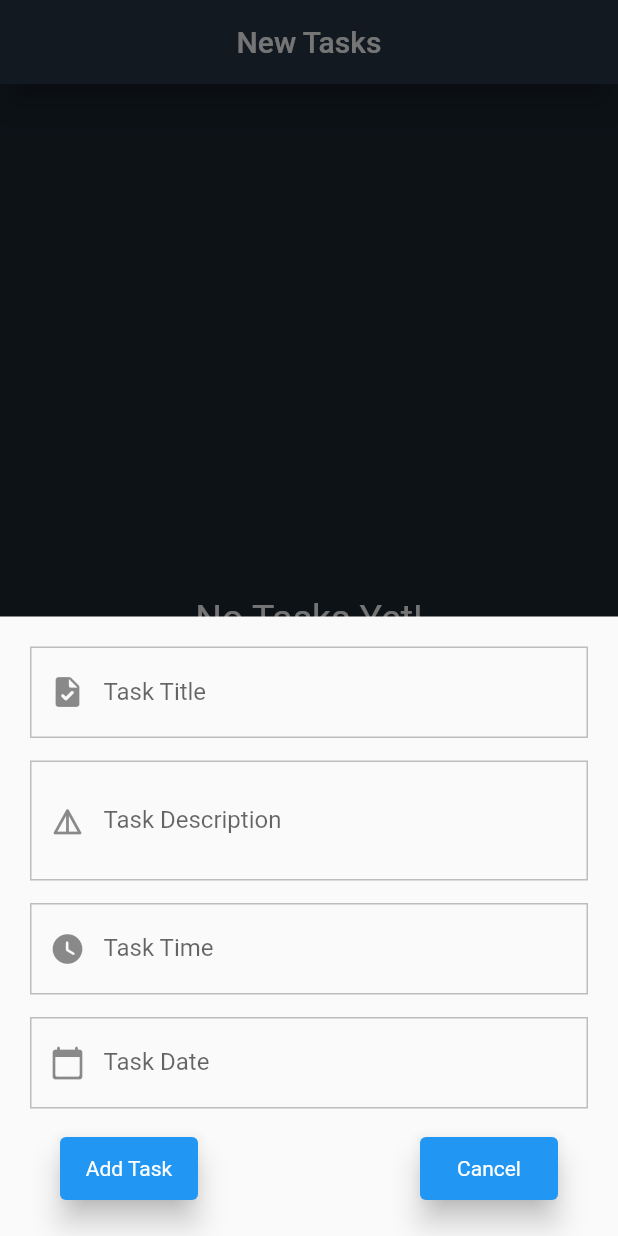
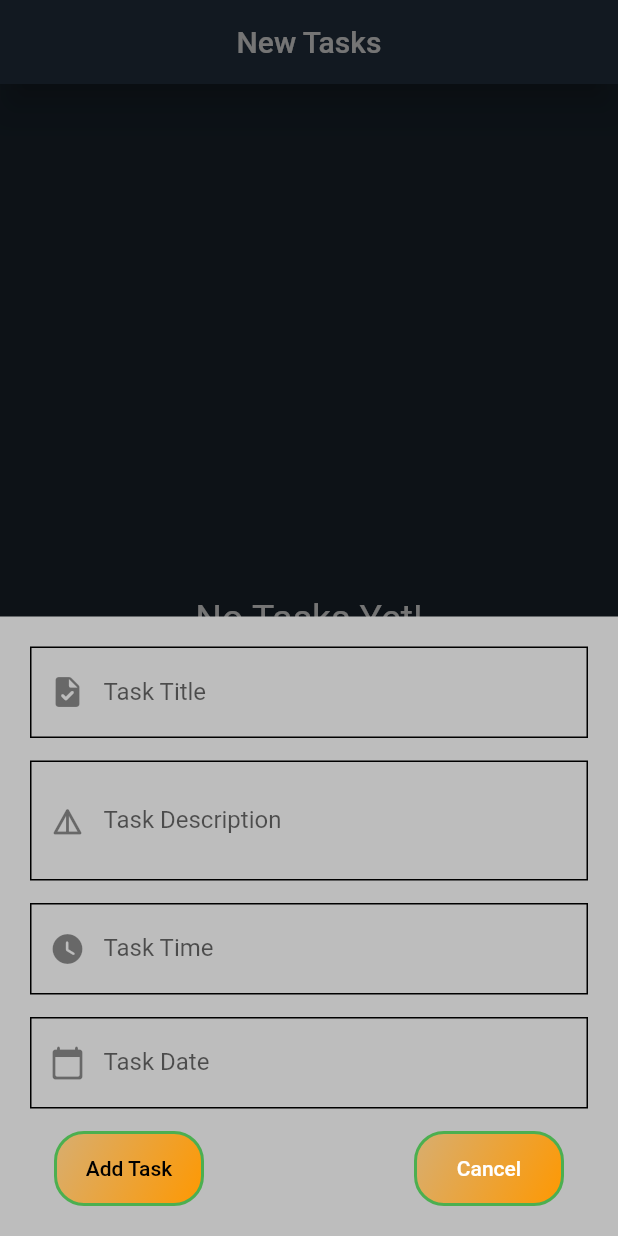
Before and after one commit to AliAymanMohammed/To-Do-App, a Flutter app: the screen it shows after launch, after a tap on the "add" icon, on a phone screen of 412 x 824 dp. Run offline on Flutter 3.47's test engine with Material 2 defaults, Android fonts, the phone set to English and light mode, and no system bars; our stand-ins replace bloc, flutter_bloc, flutter_local_notifications, sqflite, timezone; accounts and stored records are empty.

Commit message:
To Do Application

```diff
--- a/lib/screens/home_screen.dart
+++ b/lib/screens/home_screen.dart
@@ -57,7 +57,7 @@ class _HomeScreenState extends State<HomeScreen> {
                           children: [
                             Container(
                               decoration: BoxDecoration(
-                                border: Border.all(color: Colors.grey[400]),
+                                border: Border.all(color: Colors.black),
                               ),
                               child: TextFormField(
                                 decoration: const InputDecoration(
@@ -73,7 +73,7 @@ class _HomeScreenState extends State<HomeScreen> {
                             const SizedBox(height: 15,),
                             Container(
                               decoration: BoxDecoration(
-                                border: Border.all(color: Colors.grey[400]),
+                                border: Border.all(color: Colors.black),
                               ),
                               child: TextFormField(
                                 decoration: const InputDecoration(
@@ -90,7 +90,7 @@ class _HomeScreenState extends State<HomeScreen> {
                             const SizedBox(height: 15,),
                             Container(
                               decoration: BoxDecoration(
-                                border: Border.all(color: Colors.grey[400]),
+                                border: Border.all(color: Colors.black),
                               ),
                               child: TextFormField(
                                 decoration: const InputDecoration(
@@ -111,7 +111,7 @@ class _HomeScreenState extends State<HomeScreen> {
                             const SizedBox(height: 15,),
                             Container(
                               decoration: BoxDecoration(
-                                border: Border.all(color: Colors.grey[400]),
+                                border: Border.all(color: Colors.black),
                               ),
                               child: TextFormField(
                                 decoration: const InputDecoration(
@@ -134,7 +134,8 @@ class _HomeScreenState extends State<HomeScreen> {
                             Row(
                               mainAxisAlignment: MainAxisAlignment.spaceBetween,
                               children: [
-                                FlatButton(onPressed: (){
+                                FlatButton(
+                                  onPressed: (){
                                   cubitListener.insertToDatabase(
                                       title: taskTitleController.text,
                                       description:taskDescriptionController.text ,
@@ -157,38 +158,55 @@ class _HomeScreenState extends State<HomeScreen> {
                                     taskDateController.clear();
                                     Navigator.of(context).pop();
                                   });
-
-                                }, child: const SizedBox(
+                                }, child: Container(
                                   height: 50,
                                   width: 100,
-                                  child:Card(
-                                    child:
-                                    Center(
+                                  decoration: BoxDecoration(
+                                    border: Border.all(color: Colors.green, width: 2),
+                                    borderRadius: BorderRadius.circular(20),
+                                    gradient:  LinearGradient(
+                                      colors:[
+                                        Colors.orange.withOpacity(0.4),
+                                        Colors.orange,
+                                      ],
+                                      begin: Alignment.topLeft,
+                                      end: Alignment.bottomRight,
+                                    )
+                                  ),
+                                  child: const Center(
                                     child:
                                     Text(
                                       'Add Task',
                                       style: TextStyle(
-                                            color: Colors.white
+                                          color: Colors.black,
                                       ),
                                     ),
-                                    ),
-                                    elevation: 8,
-                                    color: Colors.blue,)
-                                  ,)
+                                  )
+                                  ,),
                                 ),
                                 FlatButton(
                                     onPressed: (){
-                                      taskTitleController.text = '';
-                                      taskDescriptionController.text = '';
-                                      taskTimeController.text = '';
-                                      taskDateController.text = '';
+                                      taskTitleController.clear();
+                                      taskDescriptionController.clear();
+                                      taskTimeController.clear();
+                                      taskDateController.clear();
                                       Navigator.of(context).pop();
-                                }, child: const SizedBox(
+                                }, child: Container(
                                   height: 50,
                                   width: 100,
-                                  child:Card(
-                                    child:
-                                    Center(
+                                  decoration: BoxDecoration(
+                                    border: Border.all(color: Colors.green , width: 2),
+                                    borderRadius: BorderRadius.circular(20),
+                                    gradient: LinearGradient(
+                                      colors: [
+                                        Colors.orange.withOpacity(0.4),
+                                        Colors.orange,
+                                      ],
+                                      begin: Alignment.topLeft,
+                                      end: Alignment.bottomRight,
+                                    ),
+                                  ),
+                                  child:const Center(
                                     child:
                                     Text(
                                       'Cancel',
@@ -196,9 +214,7 @@ class _HomeScreenState extends State<HomeScreen> {
                                           color: Colors.white
                                       ),
                                     ),
-                                    ),
-                                    elevation: 8,
-                                    color: Colors.blue,)
+                                  )
                                   ,),
                                 ),
                               ],
@@ -207,7 +223,9 @@ class _HomeScreenState extends State<HomeScreen> {
                         ),
                       ),
                     ),
-                  ),);
+                  ),
+                backgroundColor: Colors.grey[400]
+              );
             },
             child: const Icon(Icons.add , color: Colors.white,),
             elevation: 8,
```
Lines whose indentation alone changed are shown as unchanged.
